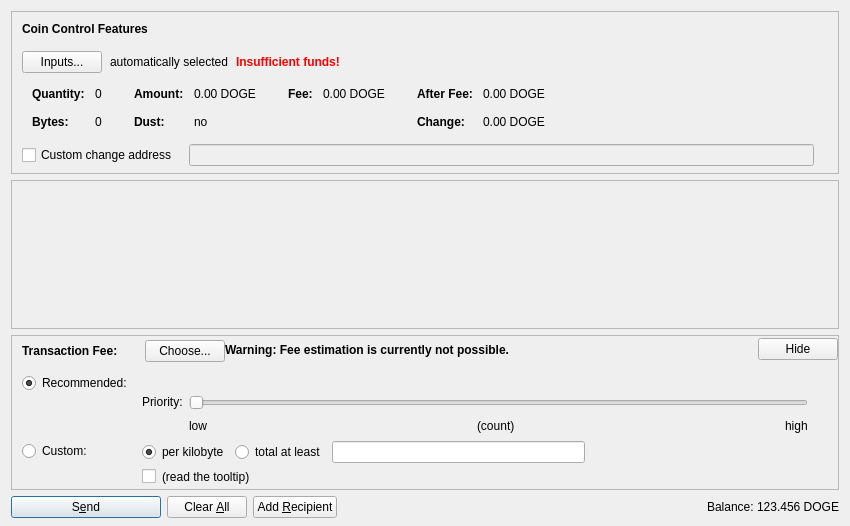
Old version of the form blockchain/src/qt/forms/sendcoinsdialog.ui in the repository commoncoin-com/CommonCoin.
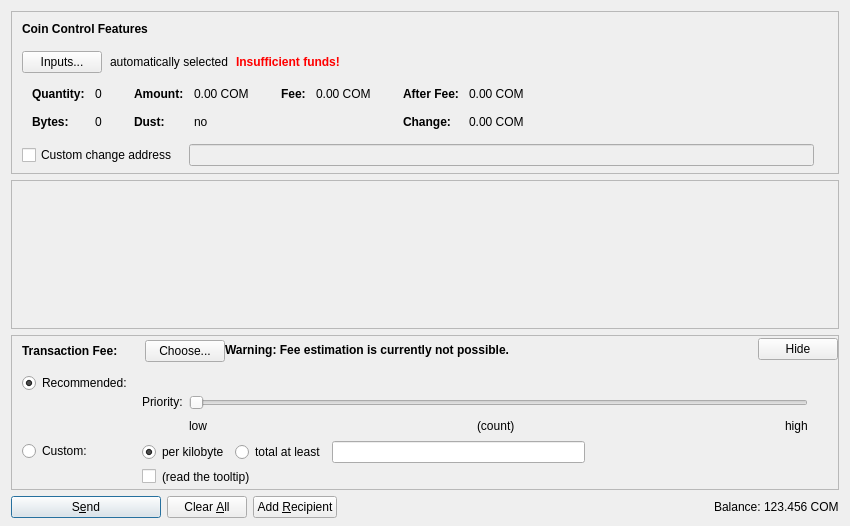
New version of the form. Icons and pictures are not drawn. Custom widgets are drawn as their Qt base class.

The edit to the form file:
```diff
--- a/blockchain/src/qt/forms/sendcoinsdialog.ui
+++ b/blockchain/src/qt/forms/sendcoinsdialog.ui
@@ -324,7 +324,7 @@
                   <enum>Qt::ActionsContextMenu</enum>
                  </property>
                  <property name="text">
-                  <string notr="true">0.00 DOGE</string>
+                  <string notr="true">0.00 COM</string>
                  </property>
                  <property name="textInteractionFlags">
                   <set>Qt::LinksAccessibleByMouse|Qt::TextSelectableByKeyboard|Qt::TextSelectableByMouse</set>
@@ -404,7 +404,7 @@
                   <enum>Qt::ActionsContextMenu</enum>
                  </property>
                  <property name="text">
-                  <string notr="true">0.00 DOGE</string>
+                  <string notr="true">0.00 COM</string>
                  </property>
                  <property name="textInteractionFlags">
                   <set>Qt::LinksAccessibleByMouse|Qt::TextSelectableByKeyboard|Qt::TextSelectableByMouse</set>
@@ -455,7 +455,7 @@
                   <enum>Qt::ActionsContextMenu</enum>
                  </property>
                  <property name="text">
-                  <string notr="true">0.00 DOGE</string>
+                  <string notr="true">0.00 COM</string>
                  </property>
                  <property name="textInteractionFlags">
                   <set>Qt::LinksAccessibleByMouse|Qt::TextSelectableByKeyboard|Qt::TextSelectableByMouse</set>
@@ -484,7 +484,7 @@
                   <enum>Qt::ActionsContextMenu</enum>
                  </property>
                  <property name="text">
-                  <string notr="true">0.00 DOGE</string>
+                  <string notr="true">0.00 COM</string>
                  </property>
                  <property name="textInteractionFlags">
                   <set>Qt::LinksAccessibleByMouse|Qt::TextSelectableByKeyboard|Qt::TextSelectableByMouse</set>
@@ -1303,7 +1303,7 @@
           <cursorShape>IBeamCursor</cursorShape>
          </property>
          <property name="text">
-          <string notr="true">123.456 DOGE</string>
+          <string notr="true">123.456 COM</string>
          </property>
          <property name="textInteractionFlags">
           <set>Qt::LinksAccessibleByMouse|Qt::TextSelectableByKeyboard|Qt::TextSelectableByMouse</set>
```
Left out of the diff: 6 changed lines with no effect on the pictures.
